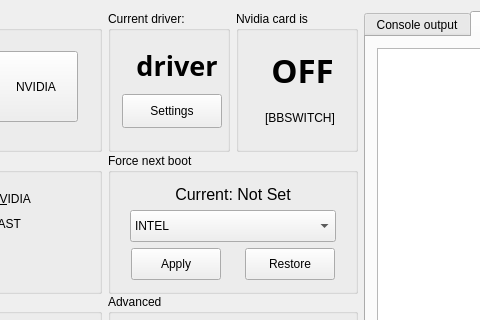
The window that src/mainwindow.ui (simopil/SUSEPrimeQt) describes before a commit, drawn with Qt 5; both pictures show x 132 to 612 and y 0 to 320 of the 734 by 440 pixel window.
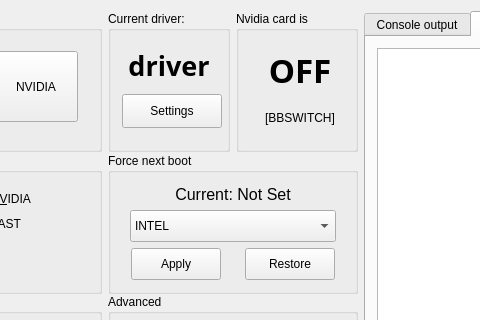
The same window after the commit. The open tabs and pages were chosen to show the change. Icons and pictures are not drawn.

Commit message: Little layout adjustments *updated binary file

```diff
--- a/src/mainwindow.ui
+++ b/src/mainwindow.ui
@@ -698,7 +698,7 @@
     <item row="0" column="2">
      <widget class="QGroupBox" name="bbswitch_widget">
       <property name="sizePolicy">
-       <sizepolicy hsizetype="Preferred" vsizetype="Fixed">
+       <sizepolicy hsizetype="Fixed" vsizetype="Fixed">
         <horstretch>0</horstretch>
         <verstretch>0</verstretch>
        </sizepolicy>
@@ -728,7 +728,7 @@
        <string>Nvidia card is</string>
       </property>
       <layout class="QGridLayout" name="gridLayout_7">
-       <item row="0" column="0">
+       <item row="0" column="0" alignment="Qt::AlignHCenter">
         <widget class="QLabel" name="bbswitchStatus">
          <property name="enabled">
           <bool>true</bool>
@@ -741,13 +741,13 @@
          </property>
          <property name="minimumSize">
           <size>
-           <width>105</width>
+           <width>100</width>
            <height>45</height>
           </size>
          </property>
          <property name="maximumSize">
           <size>
-           <width>105</width>
+           <width>100</width>
            <height>45</height>
           </size>
          </property>
@@ -869,13 +869,13 @@
          </property>
          <property name="minimumSize">
           <size>
-           <width>110</width>
+           <width>90</width>
            <height>30</height>
           </size>
          </property>
          <property name="maximumSize">
           <size>
-           <width>110</width>
+           <width>90</width>
            <height>30</height>
           </size>
          </property>
```
Left out of the diff: 7 changed lines with no effect on the pictures. The commit also changes 1 other file.
